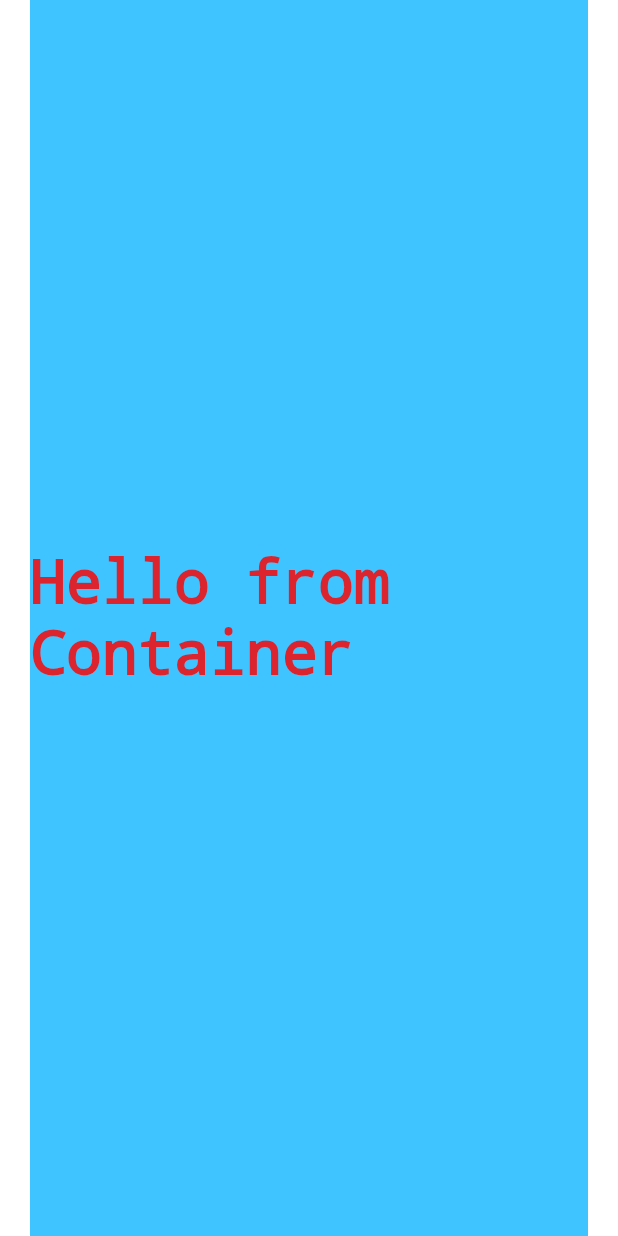
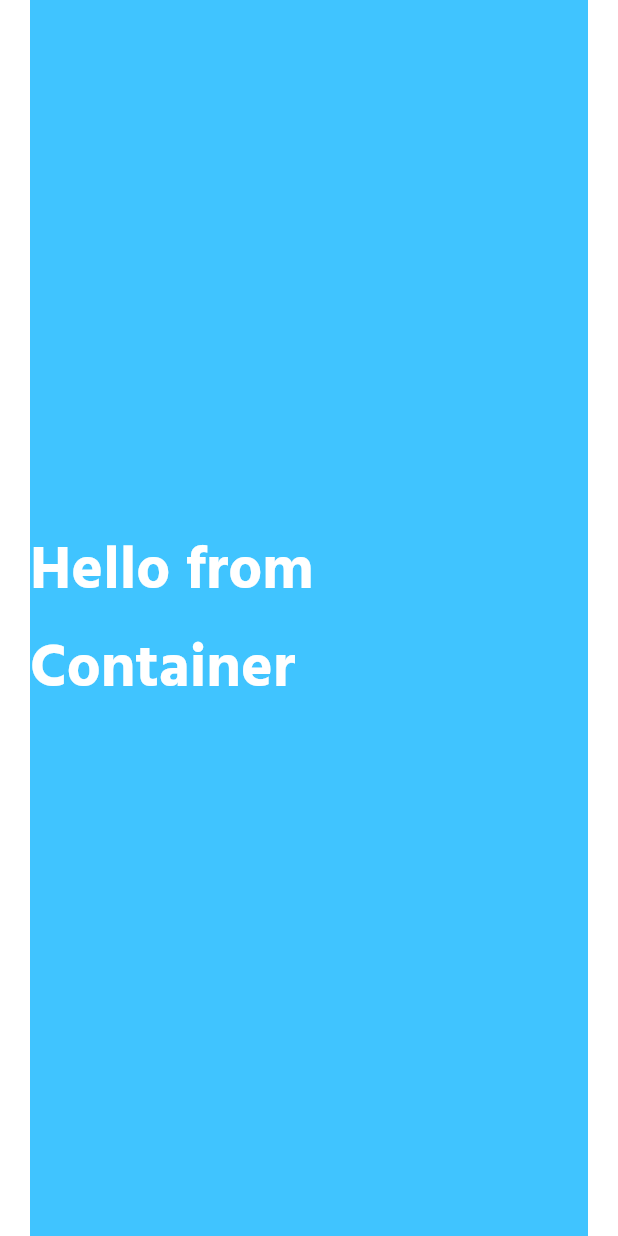
Before and after one commit to vikasmain/food_app_flutter, a Flutter app: the screen it shows after launch, on a phone screen of 412 x 824 dp. Run offline on Flutter 3.47's test engine with Material 2 defaults, Android fonts, the phone set to English and light mode, and no system bars.

Commit message:
Add custom font HindiSilliguri in container widget

```diff
--- a/lib/app_screens/home.dart
+++ b/lib/app_screens/home.dart
@@ -13,6 +13,9 @@ class Home extends StatelessWidget {
             child: Text("Hello from Container",
                 textDirection: TextDirection.ltr,
                 style: TextStyle(
-                    decoration: TextDecoration.none, fontSize: 40.0))));
+                    decoration: TextDecoration.none, fontSize: 40.0,
+                fontFamily: 'HindiSilliguri',
+                fontWeight: FontWeight.w700,
+                color: Colors.white))));
   }
 }
```
Also changed, not shown: pubspec.yaml (+9 -12 lines), fonts/HindSiliguri-Bold.ttf (added), fonts/HindSiliguri-Medium.ttf (added), fonts/HindSiliguri-SemiBold.ttf (added).
